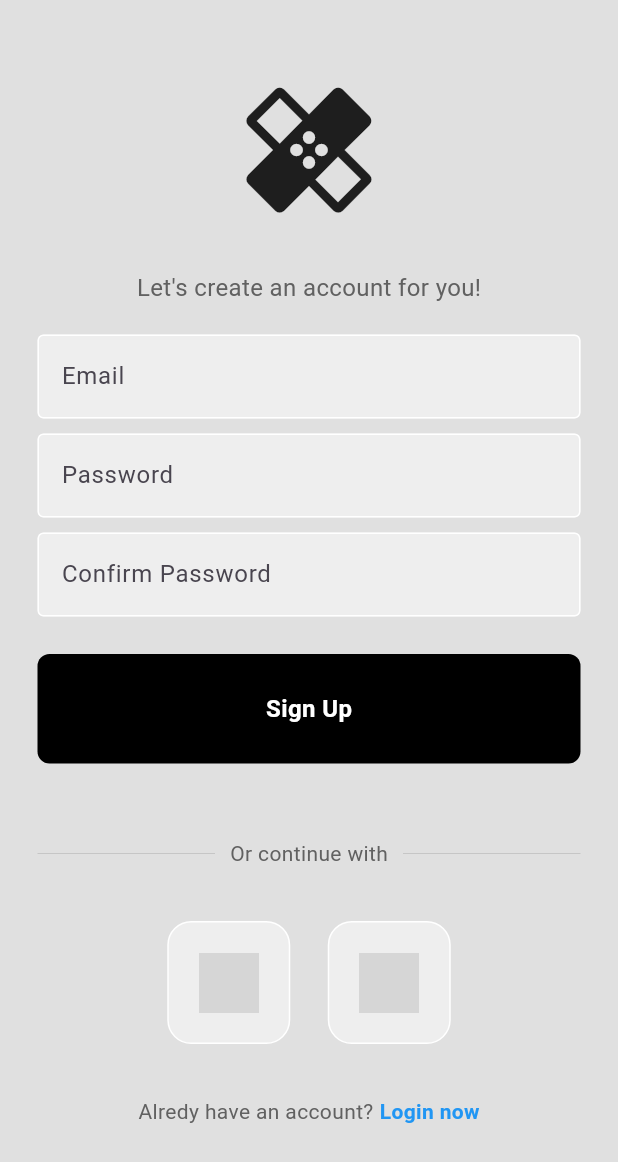
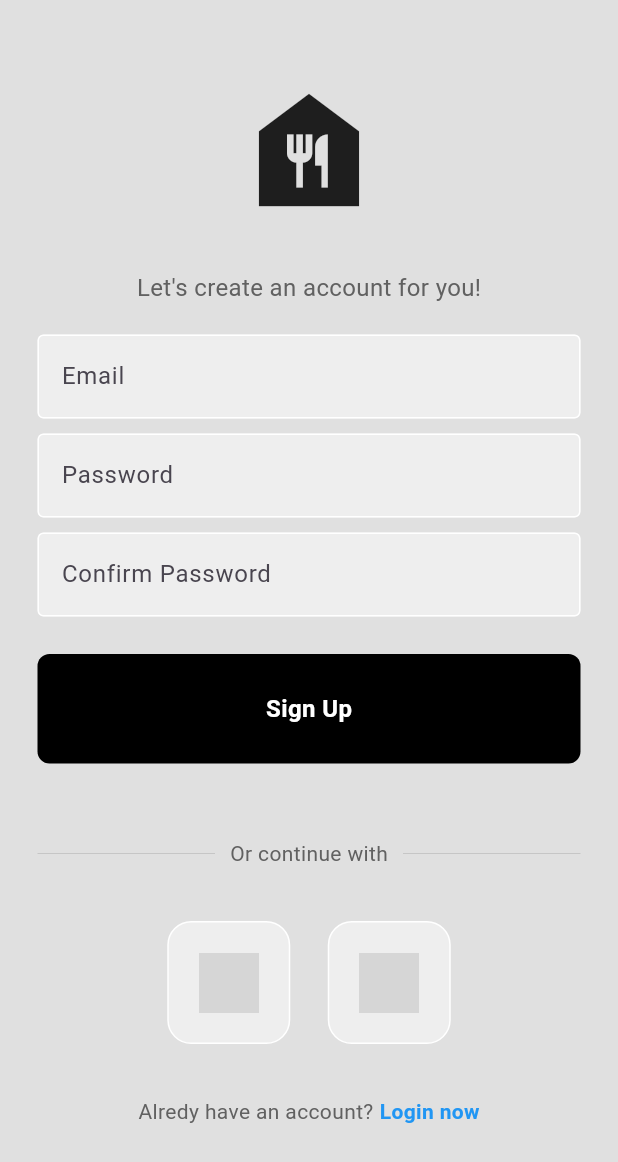
Before and after one commit to Kartikay039/DTIFlutter, a Flutter app: the RegisterPage screen opened directly with empty values, on a phone screen of 412 x 824 dp. Shown: the top 1162 px of the screen. Run offline on Flutter 3.47's test engine with Material 3 defaults, Android fonts, the light colour scheme and no system bars; our stand-ins replace firebase_auth, firebase_core, persistent_bottom_nav_bar; accounts and stored records are empty; grey boxes are pictures that could not be loaded.

Commit message:
nothing done in this

```diff
--- a/lib/authentication/login_page.dart
+++ b/lib/authentication/login_page.dart
@@ -1,3 +1,5 @@
+// ignore_for_file: use_build_context_synchronously
+
 import "package:firebase_auth/firebase_auth.dart";
 import "package:flutter/material.dart";
 import "package:flutter_application_1/components/button.dart";
@@ -75,7 +77,7 @@ class _LoginPageState extends State<LoginPage> {
         child: Column(
           children: [
 
-            //TODO: replace it with app logo
+
             const Padding(
               padding: EdgeInsets.only(top: 60, bottom: 40),
               child: Center(
--- a/lib/authentication/register_page.dart
+++ b/lib/authentication/register_page.dart
@@ -37,6 +37,7 @@ class _LoginPageState extends State<RegisterPage> {
 
       if(password.text == confirmPassword.text){
         await FirebaseAuth.instance.createUserWithEmailAndPassword(email: email.text, password: password.text);
+        // ignore: use_build_context_synchronously
         Navigator.pop(context);
       }
       else{
@@ -51,6 +52,7 @@ class _LoginPageState extends State<RegisterPage> {
     } on FirebaseAuthException catch (e){
 
       //pop the loading circle
+      // ignore: use_build_context_synchronously
       Navigator.pop(context);
 
       //show error message
@@ -88,13 +90,13 @@ class _LoginPageState extends State<RegisterPage> {
         child: Column(
           children: [
 
-            //TODO: replace it with app logo
+
             const Padding(
               padding: EdgeInsets.only(top: 50, bottom: 30),
               child: Center(
                 child: Icon(
                   size: 100,
-                  Icons.healing
+                  Icons.food_bank
                 ),
               ),
             ),
--- a/lib/main.dart
+++ b/lib/main.dart
@@ -49,7 +49,7 @@ class BottomNavBar extends StatelessWidget {
   Widget build(BuildContext context) {
     List<Widget> buildScreens() {
       return [
-        // TODO : Replace with the actual widgets for your pages
+
         const HomePage(),
 
         const Center(child: Text('Second Page')),
```
